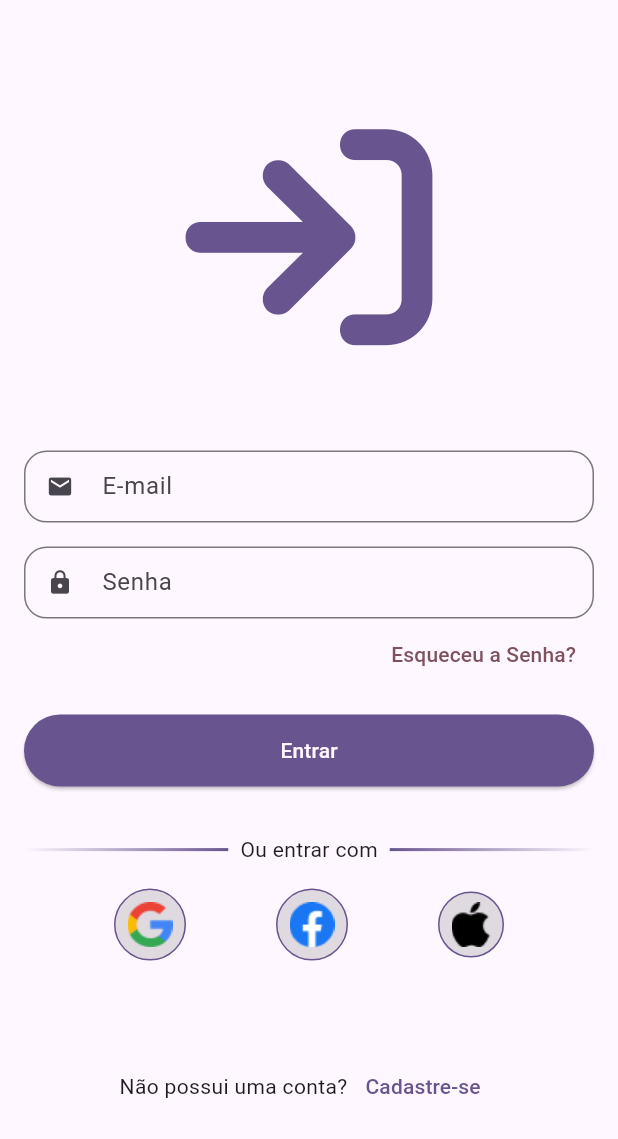
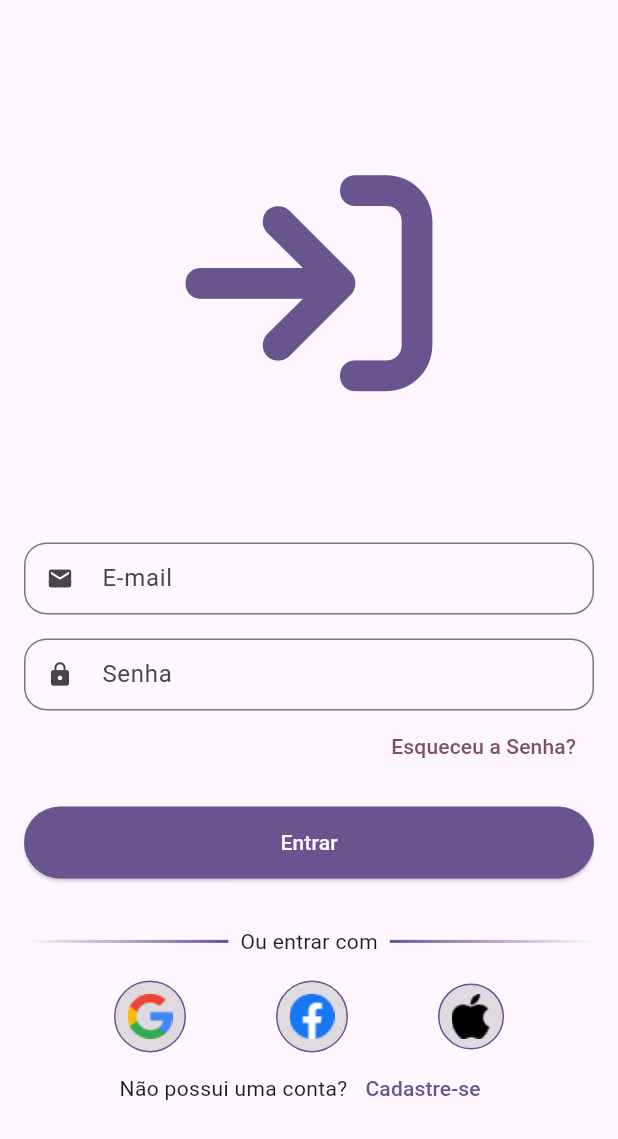
Before and after one commit to Baduer/app, a Flutter app: the screen it shows after launch, on a phone screen of 412 x 824 dp. Shown: the top 1139 px of the screen. Run offline on Flutter 3.47's test engine with Material 3 defaults, Android fonts, the phone set to English and light mode, and no system bars; our stand-ins replace font_awesome_flutter.

Commit message:
created responsive behaviour to mobile tablet and desktop

```diff
--- /dev/null
+++ b/lib/src/auth/components/login_icon.dart
@@ -0,0 +1,20 @@
+import 'package:flutter/material.dart';
+import 'package:font_awesome_flutter/font_awesome_flutter.dart';
+
+class LoginIcon extends StatelessWidget {
+  const LoginIcon({
+    super.key,
+    required this.size,
+  });
+
+  final double size;
+
+  @override
+  Widget build(BuildContext context) {
+    return Icon(
+      FontAwesomeIcons.arrowRightToBracket,
+      size: size * 0.20,
+      color: Theme.of(context).colorScheme.primary,
+    );
+  }
+}
--- /dev/null
+++ b/lib/src/auth/components/signin_form.dart
@@ -0,0 +1,108 @@
+import 'package:flutter/material.dart';
+
+import '../sign_up_screen.dart';
+import 'app_assets.dart';
+import 'custom_text_field.dart';
+import 'gradient_line.dart';
+import 'singup_button.dart';
+import 'strings.dart';
+
+class SignInForm extends StatelessWidget {
+  const SignInForm({
+    super.key,
+  });
+
+  @override
+  Widget build(BuildContext context) {
+    return ConstrainedBox(
+      constraints: const BoxConstraints(maxWidth: 704),
+      child: Column(
+        children: [
+          const CustomTextField(
+            icon: Icons.email,
+            label: Strings.email,
+          ),
+          const SizedBox(height: 16),
+          const CustomTextField(
+            icon: Icons.lock,
+            isObscure: true,
+            label: Strings.lock,
+          ),
+          Align(
+            alignment: Alignment.centerRight,
+            child: TextButton(
+              onPressed: () {},
+              child: Text(
+                Strings.newPassword,
+                style: TextStyle(color: Theme.of(context).colorScheme.tertiary),
+              ),
+            ),
+          ),
+          const SizedBox(height: 16),
+          SizedBox(
+            height: 48,
+            width: double.infinity,
+            child: ElevatedButton(
+              style: ElevatedButton.styleFrom(
+                backgroundColor: Theme.of(context).colorScheme.primary,
+              ),
+              onPressed: () {},
+              child: Text(
+                Strings.login,
+                style:
+                    TextStyle(color: Theme.of(context).colorScheme.background),
+              ),
+            ),
+          ),
+          const SizedBox(height: 32),
+          Row(
+            children: [
+              GradientLine.endToStart(context),
+              const SizedBox(width: 8),
+              const Text(Strings.orSignUpWith),
+              const SizedBox(width: 8),
+              GradientLine.startToEnd(context),
+            ],
+          ),
+          const SizedBox(height: 16),
+          Row(
+            mainAxisAlignment: MainAxisAlignment.spaceEvenly,
+            children: [
+              SignUpButton(
+                asset: AppAssets.google,
+                onTap: () {},
+              ),
+              SignUpButton(
+                asset: AppAssets.facebook,
+                onTap: () {},
+              ),
+              SignUpButton(
+                asset: AppAssets.apple,
+                onTap: () {},
+              ),
+            ],
+          ),
+          Row(
+            mainAxisAlignment: MainAxisAlignment.center,
+            children: [
+              const Text(Strings.dontHaveAnAccount),
+              TextButton(
+                onPressed: () {
+                  Navigator.of(context).push(
+                    MaterialPageRoute(
+                      builder: (context) => const SignUpScreen(),
+                    ),
+                  );
+                },
+                child: const Text(
+                  Strings.registerNew,
+                  style: TextStyle(),
+                ),
+              ),
+            ],
+          ),
+        ],
+      ),
+    );
+  }
+}
--- /dev/null
+++ b/lib/src/auth/responsive_builder.dart
@@ -0,0 +1,28 @@
+import 'package:flutter/material.dart';
+
+class ResponsiveBuilder extends StatelessWidget {
+  const ResponsiveBuilder({
+    super.key,
+    required this.mobile,
+    required this.tablet,
+    required this.desktop,
+  });
+
+  final Widget Function(BuildContext, BoxConstraints) mobile;
+  final Widget Function(BuildContext, BoxConstraints) tablet;
+  final Widget Function(BuildContext, BoxConstraints) desktop;
+
+  @override
+  Widget build(BuildContext context) {
+    return LayoutBuilder(
+      builder: ((context, constraints) {
+        return switch (constraints.maxWidth) {
+          < 700 => mobile(context, constraints),
+          >= 700 && < 1200 => tablet(context, constraints),
+          >= 1200 => desktop(context, constraints),
+          _ => mobile(context, constraints),
+        };
+      }),
+    );
+  }
+}
--- a/lib/src/auth/sign_in_screen.dart
+++ b/lib/src/auth/sign_in_screen.dart
@@ -1,133 +1,106 @@
 import 'package:flutter/material.dart';
-import 'package:flutter_application_1/src/auth/components/app_assets.dart';
-import 'package:flutter_application_1/src/auth/components/custom_text_field.dart';
-import 'package:flutter_application_1/src/auth/sign_up_screen.dart';
-import 'package:font_awesome_flutter/font_awesome_flutter.dart';
+import 'package:flutter_application_1/src/auth/responsive_builder.dart';
 
-import 'components/gradient_line.dart';
-import 'components/singup_button.dart';
-import 'components/strings.dart';
+import 'components/large_login_icon.dart';
+import 'components/login_icon.dart';
+import 'components/signin_form.dart';
+import 'components/signin_form_with_border.dart';
 
 class SignInScreen extends StatelessWidget {
   const SignInScreen({super.key});
 
   @override
   Widget build(BuildContext context) {
-    final height = MediaQuery.of(context).size.height;
     return Scaffold(
-      body: SingleChildScrollView(
-        physics: const BouncingScrollPhysics(),
-        child: Center(
-          child: ConstrainedBox(
-            constraints: BoxConstraints(
-              maxHeight: height,
-              maxWidth: 720,
+      body: ResponsiveBuilder(
+        mobile: (context, constraints) {
+          return Padding(
+            padding: const EdgeInsets.all(16.0),
+            child: SingleChildScrollView(
+              child: ConstrainedBox(
+                constraints: constraints,
+                child: Center(
+                  child: Column(
+                    children: [
+                      const Spacer(),
+                      LoginIcon(size: constraints.maxHeight),
+                      const Spacer(),
+                      const SignInForm(),
+                      const Spacer(),
+                    ],
+                  ),
+                ),
+              ),
             ),
-            child: Padding(
-              padding: const EdgeInsets.all(16.0),
-              child: Column(
+          );
+        },
+        tablet: (context, constraints) {
+          return SingleChildScrollView(
+            child: ConstrainedBox(
+              constraints: constraints,
+              child: Row(
                 children: [
-                  const Spacer(),
-                  Container(
-                    alignment: Alignment.center,
-                    child: Icon(
-                      FontAwesomeIcons.arrowRightToBracket,
-                      size: height * 0.20,
-                      color: Theme.of(context).colorScheme.primary,
+                  Expanded(
+                    flex: 3,
+                    child: LargeLoginIcon(
+                      size: constraints.maxWidth,
                     ),
                   ),
-                  const Spacer(),
-                  const CustomTextField(
-                    icon: Icons.email,
-                    label: Strings.email,
+                  const SizedBox(
+                    width: 16,
                   ),
-                  const SizedBox(height: 16),
-                  const CustomTextField(
-                    icon: Icons.lock,
-                    isObscure: true,
-                    label: Strings.lock,
-                  ),
-                  Align(
-                    alignment: Alignment.centerRight,
-                    child: TextButton(
-                      onPressed: () {},
-                      child: Text(
-                        Strings.newPassword,
-                        style: TextStyle(
-                            color: Theme.of(context).colorScheme.tertiary),
-                      ),
+                  const Expanded(
+                    flex: 7,
+                    child: Column(
+                      children: [
+                        Spacer(),
+                        SignFormWithBorder(),
+                        Spacer(),
+                      ],
                     ),
                   ),
-                  const SizedBox(height: 16),
-                  SizedBox(
-                    height: 48,
-                    width: double.infinity,
-                    child: ElevatedButton(
-                      style: ElevatedButton.styleFrom(
-                        backgroundColor: Theme.of(context).colorScheme.primary,
-                      ),
-                      onPressed: () {},
-                      child: Text(
-                        Strings.login,
-                        style: TextStyle(
-                            color: Theme.of(context).colorScheme.background),
-                      ),
-                    ),
+                  const SizedBox(
+                    width: 16,
                   ),
-                  const SizedBox(height: 32),
-                  Row(
-                    children: [
-                      GradientLine.endToStart(context),
-                      const SizedBox(width: 8),
-                      const Text(Strings.orSignUpWith),
-                      const SizedBox(width: 8),
-                      GradientLine.startToEnd(context),
-                    ],
-                  ),
-                  const SizedBox(height: 16),
-                  Row(
-                    mainAxisAlignment: MainAxisAlignment.spaceEvenly,
-                    children: [
-                      SignUpButton(
-                        asset: AppAssets.google,
-                        onTap: () {},
-                      ),
-                      SignUpButton(
-                        asset: AppAssets.facebook,
-                        onTap: () {},
-                      ),
-                      SignUpButton(
-                        asset: AppAssets.apple,
-                        onTap: () {},
-                      ),
-                    ],
-                  ),
-                  const Spacer(),
-                  Row(
-                    mainAxisAlignment: MainAxisAlignment.center,
-                    children: [
-                      const Text(Strings.dontHaveAnAccount),
-                      TextButton(
-                        onPressed: () {
-                          Navigator.of(context).push(
-                            MaterialPageRoute(
-                              builder: (context) => const SignUpScreen(),
-                            ),
-                          );
-                        },
-                        child: const Text(
-                          Strings.registerNew,
-                          style: TextStyle(),
-                        ),
-                      ),
-                    ],
-                  ),
-                  const Spacer(),
                 ],
               ),
             ),
-          ),
-        ),
+          );
+        },
+        desktop: (context, constraints) {
+          return SingleChildScrollView(
+            child: ConstrainedBox(
+              constraints: constraints,
+              child: Row(
+                children: [
+                  Expanded(
+                    flex: 3,
+                    child: LargeLoginIcon(
+                        size: constraints.maxWidth > 1200
+                            ? 1200
+                            : constraints.maxWidth),
+                  ),
+                  const SizedBox(
+                    width: 16,
+                  ),
+                  const Expanded(
+                    flex: 7,
+                    child: Column(
+                      children: [
+                        Spacer(),
+                        SignFormWithBorder(),
+                        Spacer(),
+                      ],
+                    ),
+                  ),
+                  const SizedBox(
+                    width: 16,
+                  ),
+                ],
+              ),
+            ),
+          );
+        },
       ),
     );
   }
```
Also changed, not shown: lib/src/auth/components/large_login_icon.dart (added, +20 -0 lines), lib/src/auth/components/signin_form_with_border.dart (added, +22 -0 lines).
